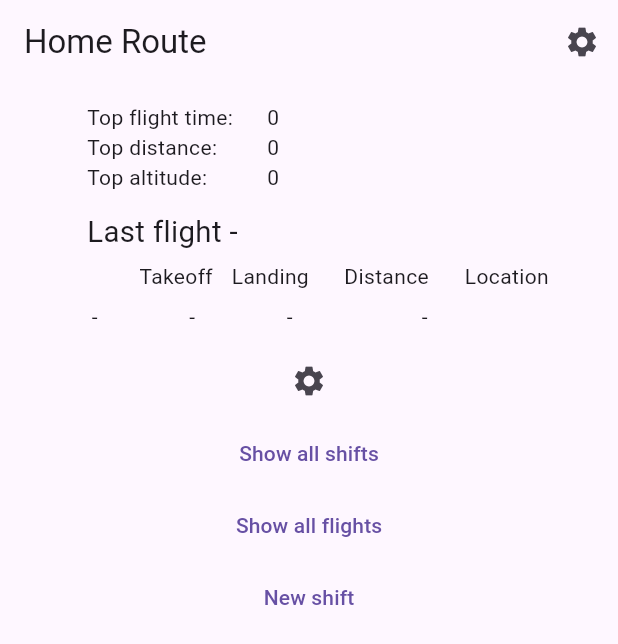
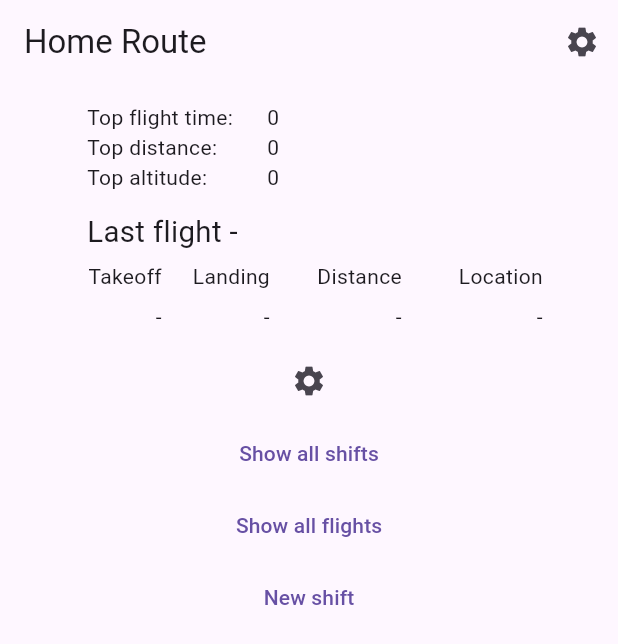
Before and after one commit to alexterliuk/flights-logger, a Flutter app: the screen it shows after launch, on a phone screen of 412 x 824 dp. Shown: the top 644 px of the screen. Run offline on Flutter 3.47's test engine with Material 3 defaults, Android fonts, the phone set to English and light mode, and no system bars; our stand-ins replace sqflite_common_ffi; missing offline and left inert: pointer_interceptor; accounts and stored records are empty.

Commit message:
fix: modify log layout

```diff
--- a/lib/src/flight_logs/flight_logs_header.dart
+++ b/lib/src/flight_logs/flight_logs_header.dart
@@ -4,14 +4,57 @@ class FlightLogsHeader extends StatelessWidget {
   const FlightLogsHeader({
     super.key,
     this.title,
-    this.isOrdinalShown = true,
+    this.isSingleShiftMode = false,
+    this.isLastFlightMode = false,
   });
 
   final String? title;
-  final bool isOrdinalShown;
+  final bool isSingleShiftMode;
+  final bool isLastFlightMode;
 
   @override
   Widget build(BuildContext context) {
+    final singleShiftHeader = [ // 368px
+      const SizedBox(width: 40, child: Text('#', textAlign: TextAlign.start)),
+      const SizedBox(width: 4),
+      const SizedBox(width: 64, child: Text('Takeoff', textAlign: TextAlign.end)),
+      const SizedBox(width: 8),
+      const SizedBox(width: 64, child: Text('Landing', textAlign: TextAlign.end)),
+      const SizedBox(width: 8),
+      const SizedBox(width: 80, child: Text('Distance', textAlign: TextAlign.end)),
+      const SizedBox(width: 12),
+      const SizedBox(width: 82, child: Text('Location', textAlign: TextAlign.end)),
+      const SizedBox(width: 6),
+    ];
+
+    final lastLogHeader = [ // 324px
+      const SizedBox(width: 64, child: Text('Takeoff', textAlign: TextAlign.end)),
+      const SizedBox(width: 8),
+      const SizedBox(width: 64, child: Text('Landing', textAlign: TextAlign.end)),
+      const SizedBox(width: 8),
+      const SizedBox(width: 80, child: Text('Distance', textAlign: TextAlign.end)),
+      const SizedBox(width: 12),
+      const SizedBox(width: 82, child: Text('Location', textAlign: TextAlign.end)),
+      const SizedBox(width: 6),
+    ];
+
+    final allLogsHeader = [ // 328px
+      const SizedBox(width: 88, child: Text('Start Date', textAlign: TextAlign.start)),
+      const SizedBox(width: 8),
+      const SizedBox(width: 64, child: Text('Takeoff', textAlign: TextAlign.end)),
+      const SizedBox(width: 8),
+      const SizedBox(width: 64, child: Text('Landing', textAlign: TextAlign.end)),
+      const SizedBox(width: 8),
+      const SizedBox(width: 80, child: Text('Distance', textAlign: TextAlign.end)),
+      const SizedBox(width: 8),
+    ];
+
+    var header = allLogsHeader;
+    if (isSingleShiftMode) {
+      header = singleShiftHeader;
+    } else if (isLastFlightMode) {
+      header = lastLogHeader;
+    }
 
     return Column(
       children: [
@@ -20,14 +63,7 @@ class FlightLogsHeader extends StatelessWidget {
           mainAxisAlignment: MainAxisAlignment.spaceAround,
           children: [
             Row(
-              children: [
-                SizedBox(width: 32, child: isOrdinalShown ? Text('#') : null),
-                const SizedBox(width: 64, child: Text('Takeoff', textAlign: TextAlign.right)),
-                const SizedBox(width: 64, child: Text('Landing', textAlign: TextAlign.right)),
-                const SizedBox(width: 80, child: Text('Distance', textAlign: TextAlign.right)),
-                const SizedBox(width: 80, child: Text('Location', textAlign: TextAlign.right)),
-                // const SizedBox(width: 6),
-              ],
+              children: header,
             ),
           ],
         ),
--- a/lib/src/flight_logs/flight_logs_loading.dart
+++ b/lib/src/flight_logs/flight_logs_loading.dart
@@ -73,7 +73,7 @@ class FlightLogsLoadingState extends State<FlightLogsLoading> {
                 idsForReload:  widget.idsForReload,
             );
 
-          return FlightLogs(title: 'Flight logs ${(snapshot.data ?? []).length}');
+          return FlightLogs(title: 'Flight logs');
         } else {
           return Scaffold(
             appBar: AppBar(
--- a/lib/src/flight_logs/last_flight.dart
+++ b/lib/src/flight_logs/last_flight.dart
@@ -62,7 +62,7 @@ class LastFlight extends StatelessWidget {
         //       ],
         //     ),
         Container(height: 6),
-        const FlightLogsHeader(isOrdinalShown: false),
+        const FlightLogsHeader(isLastFlightMode: true),
         Flex(
           direction: Axis.horizontal,
           mainAxisAlignment: MainAxisAlignment.spaceAround,
@@ -70,45 +70,45 @@ class LastFlight extends StatelessWidget {
             Row(
               children: [
                 SizedBox(
-                  width: 65,
+                  width: 64,
                   height: 36,
                   child: Text(
-                    // log == null ? '-' : getTime(log!.takeoffDateAndTime),
-                    // getTime(log.takeoffDateAndTime),
-                    log.takeoffDateAndTime.isEmpty ? '-' : getTime(log.takeoffDateAndTime),
+                    getTime(log.takeoffDateAndTime),
+                    textAlign: TextAlign.end,
                     style: const TextStyle(height: 2.4),
                   ),
                 ),
+                const SizedBox(width: 8),
                 SizedBox(
-                  width: 65,
+                  width: 64,
                   height: 36,
                   child: Text(
-                    // log == null ? '-' : getTime(log!.landingDateAndTime),
-                    // getTime(log.landingDateAndTime),
-                    log.landingDateAndTime.isEmpty ? '-' : getTime(log.landingDateAndTime),
+                    getTime(log.landingDateAndTime),
+                    textAlign: TextAlign.end,
                     style: const TextStyle(height: 2.4),
                   ),
                 ),
+                const SizedBox(width: 8),
                 SizedBox(
-                  width: 90,
+                  width: 80,
                   height: 36,
                   child: Text(
-                    // log == null ? '-' : '${getFlightLogDistanceKilometers(log!.distanceMeters)} км',
-                    // '${getFlightLogDistanceKilometers(log.distanceMeters)} км',
-                    log.distanceMeters == -1 ? '-' : '${getFlightLogDistanceKilometers(log.distanceMeters)} км',
+                    getFlightLogDistanceKilometers(log.distanceMeters),
+                    textAlign: TextAlign.end,
                     style: const TextStyle(height: 2.4),
                   ),
                 ),
+                const SizedBox(width: 12),
                 SizedBox(
-                  width: 70,
+                  width: 82,
                   height: 36,
                   child: Text(
-                    // log == null ? '-' : log!.location,
-                    // log.location,
                     log.location.isEmpty ? '-' : log.location,
+                    textAlign: TextAlign.end,
                     style: const TextStyle(height: 2.4),
                   ),
                 ),
+                const SizedBox(width: 6),
               ],
             ),
           ],
--- a/lib/src/utils/date_time/get_start_end_dates.dart
+++ b/lib/src/utils/date_time/get_start_end_dates.dart
@@ -35,10 +35,14 @@ String getStartEndDates (
 
   String endMonthReadable = getMonthReadable(endMonth, Language.en);
 
-  if (startMonthReadable == endMonthReadable) {
+  if (startMonthReadable == endMonthReadable && startYear == endYear) {
     return withYear
       ? '$startDay-$endDay $startMonthReadable $startYear'
       : '$startDay-$endDay $startMonthReadable';
+  }
+
+  if (startMonthReadable == endMonthReadable && startYear != endYear) {
+    return '$startDay $startMonthReadable $startYear - $endDay $endMonthReadable $endYear';
   }
 
   return withYear
--- a/lib/src/utils/date_time/get_time.dart
+++ b/lib/src/utils/date_time/get_time.dart
@@ -4,6 +4,6 @@ String getTime (String dateAndTime) {
     String time = dateAndTime.substring(11, 16);
     return time;
   } catch (e) {
-    return '';
+    return '-';
   }
 }
--- a/lib/src/utils/get_flight_log_distance_kilometers.dart
+++ b/lib/src/utils/get_flight_log_distance_kilometers.dart
@@ -1,4 +1,8 @@
 String getFlightLogDistanceKilometers(int distanceMeters) {
+  if (distanceMeters == 0 || distanceMeters == -1) {
+    return '-';
+  }
+
   var distanceKm = (distanceMeters / 1000).toStringAsFixed(1);
 
   if (distanceKm.endsWith('0')) {
@@ -13,5 +17,5 @@ String getFlightLogDistanceKilometers(int distanceMeters) {
     distanceKm = distanceKm.splitMapJoin('.', onMatch: (s) => ',');
   }
 
-  return distanceKm;
+  return '$distanceKm km';
 }
```
Also changed, not shown: lib/src/flight_logs/flight_log.dart (+78 -58 lines), lib/src/flight_logs/flight_logs.dart (+6 -4 lines).
